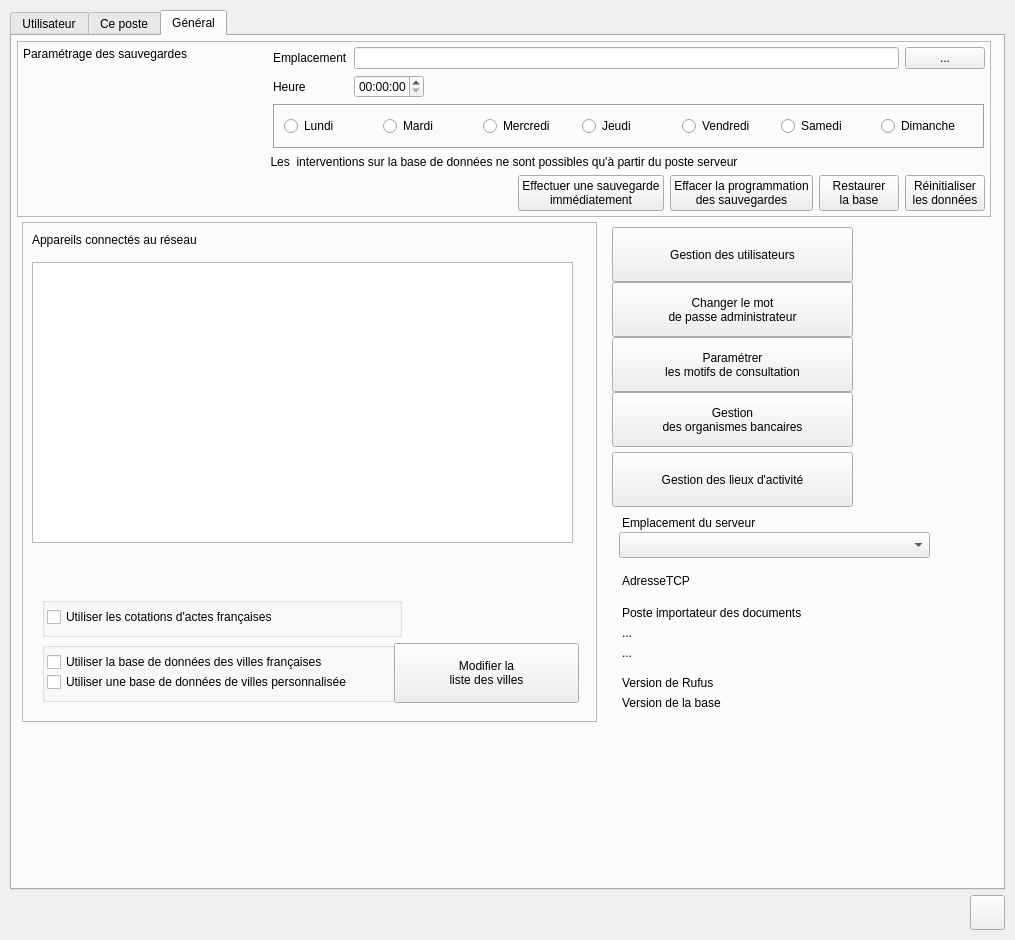
This is Dialogs/dlg_param.ui in ukinoki/Rufus as Qt 5 draws it before an edit. The edited form follows.
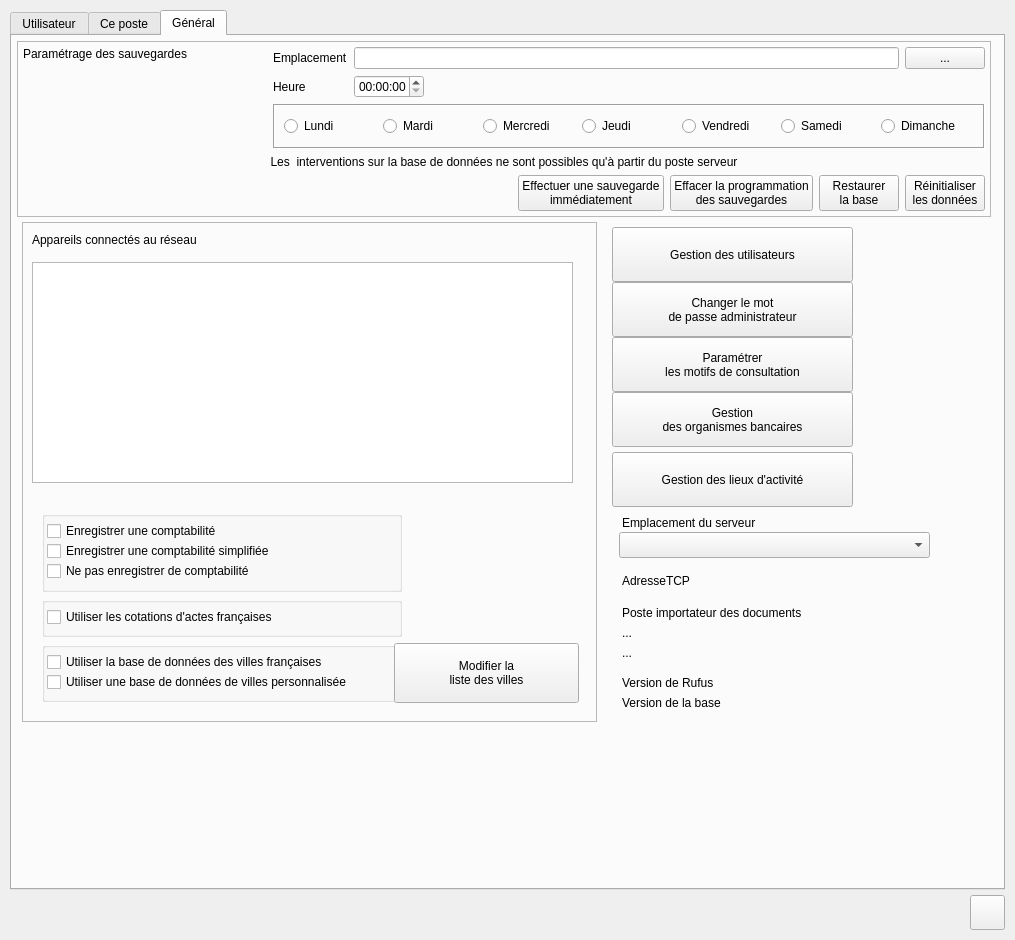
This is the edited form. The open tabs and pages were chosen to show the change. Icons and pictures are not drawn. Custom widgets are drawn as their Qt base class.

Commit message: corrections compta début

What changed in the file:
```diff
--- a/Dialogs/dlg_param.ui
+++ b/Dialogs/dlg_param.ui
@@ -3221,7 +3221,7 @@
                <x>10</x>
                <y>40</y>
                <width>541</width>
-               <height>281</height>
+               <height>221</height>
               </rect>
              </property>
              <property name="minimumSize">
@@ -3408,6 +3408,79 @@
               </property>
              </widget>
             </widget>
+            <widget class="QGroupBox" name="ComptagroupBox">
+             <property name="geometry">
+              <rect>
+               <x>20</x>
+               <y>289</y>
+               <width>360</width>
+               <height>81</height>
+              </rect>
+             </property>
+             <property name="minimumSize">
+              <size>
+               <width>360</width>
+               <height>60</height>
+              </size>
+             </property>
+             <property name="maximumSize">
+              <size>
+               <width>360</width>
+               <height>16777215</height>
+              </size>
+             </property>
+             <property name="title">
+              <string/>
+             </property>
+             <widget class="QCheckBox" name="ComptacheckBox">
+              <property name="geometry">
+               <rect>
+                <x>5</x>
+                <y>10</y>
+                <width>361</width>
+                <height>20</height>
+               </rect>
+              </property>
+              <property name="text">
+               <string>Enregistrer une comptabilité</string>
+              </property>
+              <property name="autoExclusive">
+               <bool>true</bool>
+              </property>
+             </widget>
+             <widget class="QCheckBox" name="ComptaSimplecheckBox">
+              <property name="geometry">
+               <rect>
+                <x>5</x>
+                <y>30</y>
+                <width>351</width>
+                <height>20</height>
+               </rect>
+              </property>
+              <property name="text">
+               <string>Enregistrer une comptabilité simplifiée</string>
+              </property>
+              <property name="autoExclusive">
+               <bool>true</bool>
+              </property>
+             </widget>
+             <widget class="QCheckBox" name="NoComptacheckBox">
+              <property name="geometry">
+               <rect>
+                <x>5</x>
+                <y>50</y>
+                <width>351</width>
+                <height>20</height>
+               </rect>
+              </property>
+              <property name="text">
+               <string>Ne pas enregistrer de comptabilité</string>
+              </property>
+              <property name="autoExclusive">
+               <bool>true</bool>
+              </property>
+             </widget>
+            </widget>
            </widget>
           </item>
           <item>
```
Left out of the diff: 2 changed lines with no effect on the pictures. The commit also changes 21 other files.
